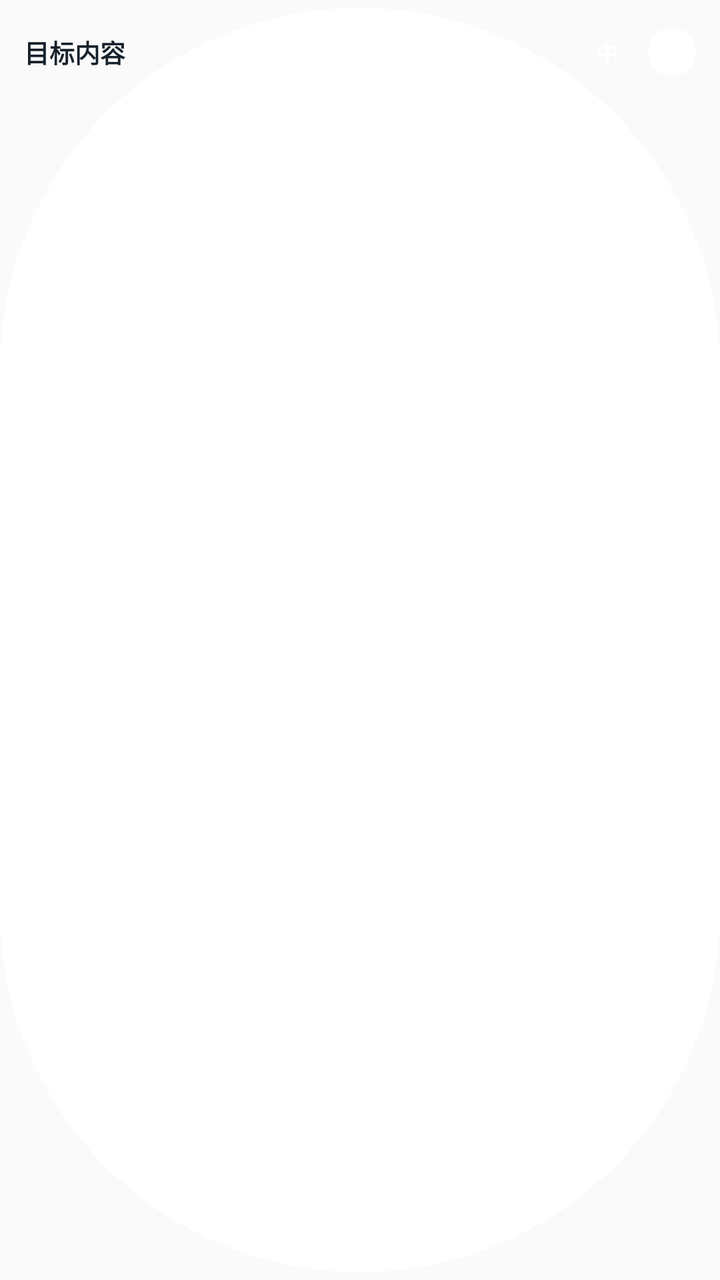
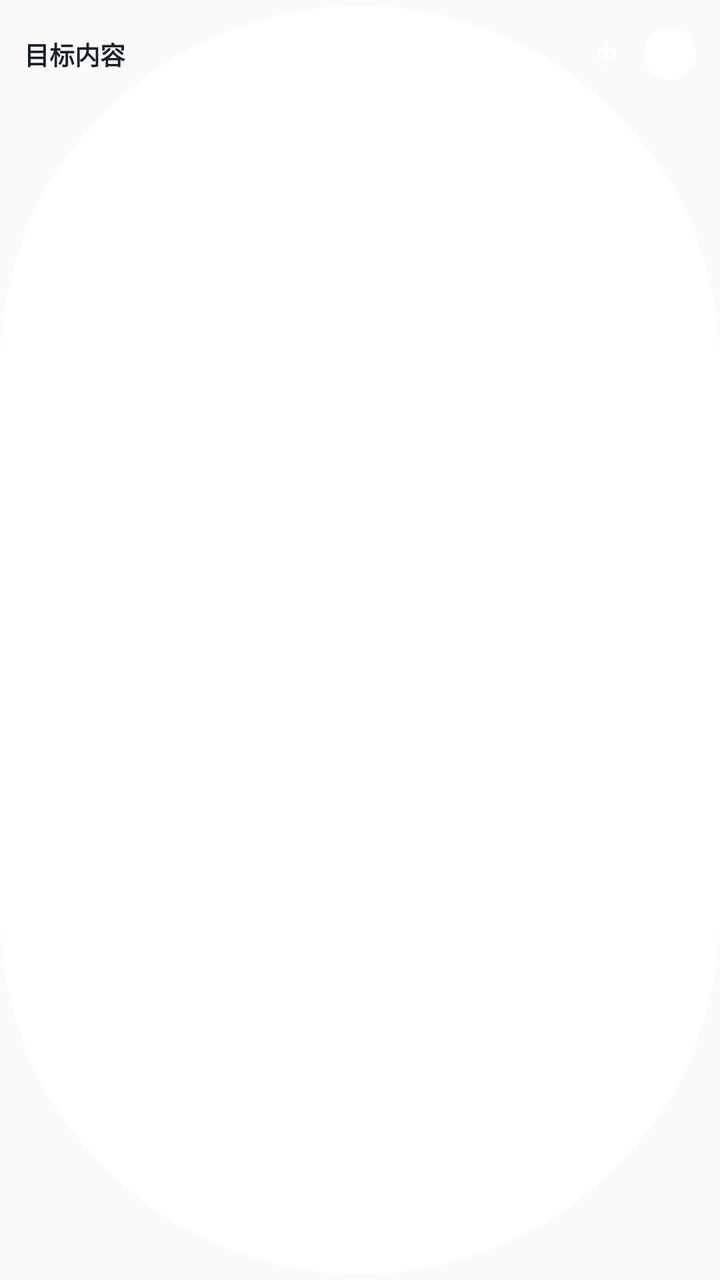

Before-and-after screenshots of an Android layout around one commit, followed by the original layout XML and the change that was made.
<!-- AndroidManifest.xml: application theme AppTheme -->
<!-- res/layout/controler_widget_goal_collection_item.xml -->
<?xml version="1.0" encoding="utf-8"?>
<FrameLayout xmlns:android="http://schemas.android.com/apk/res/android"
    android:id="@+id/widget_collection_item_root"
    android:layout_width="match_parent"
    android:layout_height="wrap_content"
    android:minHeight="44dp"
    android:paddingTop="4dp"
    android:paddingBottom="4dp">

    <ImageView
        android:id="@+id/widget_collection_item_background"
        android:layout_width="match_parent"
        android:layout_height="match_parent"
        android:adjustViewBounds="false"
        android:contentDescription="@null"
        android:scaleType="fitXY"
        android:src="@drawable/controler_widget_tintable_pill_fill" />

    <ImageView
        android:id="@+id/widget_collection_item_outline"
        android:layout_width="match_parent"
        android:layout_height="match_parent"
        android:adjustViewBounds="false"
        android:contentDescription="@null"
        android:scaleType="fitXY"
        android:src="@drawable/controler_widget_tintable_pill_stroke" />

    <LinearLayout
        android:layout_width="match_parent"
        android:layout_height="wrap_content"
        android:gravity="center_vertical"
        android:minHeight="44dp"
        android:orientation="horizontal"
        android:paddingLeft="12dp"
        android:paddingTop="8dp"
        android:paddingRight="12dp"
        android:paddingBottom="8dp">

        <View
            android:id="@+id/widget_collection_item_accent"
            android:layout_width="0dp"
            android:layout_height="0dp"
            android:background="#8ED6A4"
            android:visibility="gone" />

        <TextView
            android:id="@+id/widget_collection_item_title"
            android:layout_width="0dp"
            android:layout_height="wrap_content"
            android:layout_weight="1"
            android:ellipsize="end"
            android:gravity="center_vertical"
            android:includeFontPadding="false"
            android:maxLines="1"
            android:text="目标内容"
            android:textColor="#17212B"
            android:textSize="12.5sp"
            android:textStyle="bold" />

        <LinearLayout
            android:id="@+id/widget_collection_item_goal_trailing"
            android:layout_width="wrap_content"
            android:layout_height="wrap_content"
            android:layout_marginStart="10dp"
            android:gravity="center_vertical"
            android:orientation="horizontal">

            <FrameLayout
                android:id="@+id/widget_collection_item_goal_badge"
                android:layout_width="wrap_content"
                android:layout_height="wrap_content"
                android:layout_marginEnd="8dp">

                <ImageView
                    android:id="@+id/widget_collection_item_goal_badge_background"
                    android:layout_width="match_parent"
                    android:layout_height="match_parent"
                    android:adjustViewBounds="false"
                    android:contentDescription="@null"
                    android:scaleType="fitXY"
                    android:src="@drawable/controler_widget_tintable_pill_fill" />

                <TextView
                    android:id="@+id/widget_collection_item_goal_badge_text"
                    android:layout_width="wrap_content"
                    android:layout_height="wrap_content"
                    android:layout_gravity="center"
                    android:gravity="center"
                    android:includeFontPadding="false"
                    android:minWidth="24dp"
                    android:paddingLeft="7dp"
                    android:paddingTop="3dp"
                    android:paddingRight="7dp"
                    android:paddingBottom="3dp"
                    android:text="中"
                    android:textColor="#FFFFFF"
                    android:textSize="11sp"
                    android:textStyle="bold" />
            </FrameLayout>

            <FrameLayout
                android:id="@+id/widget_collection_item_goal_toggle"
                android:layout_width="24dp"
                android:layout_height="24dp">

                <ImageView
                    android:id="@+id/widget_collection_item_goal_toggle_fill"
                    android:layout_width="match_parent"
                    android:layout_height="match_parent"
                    android:adjustViewBounds="false"
                    android:contentDescription="@null"
                    android:scaleType="fitXY"
                    android:src="@drawable/controler_widget_tintable_pill_fill" />

                <ImageView
                    android:id="@+id/widget_collection_item_goal_toggle_outline"
                    android:layout_width="match_parent"
                    android:layout_height="match_parent"
                    android:adjustViewBounds="false"
                    android:contentDescription="@null"
                    android:scaleType="fitXY"
                    android:src="@drawable/controler_widget_tintable_pill_stroke" />

                <TextView
                    android:id="@+id/widget_collection_item_goal_toggle_text"
                    android:layout_width="wrap_content"
                    android:layout_height="wrap_content"
                    android:layout_gravity="center"
                    android:gravity="center"
                    android:includeFontPadding="false"
                    android:text=""
                    android:textColor="#FFFFFF"
                    android:textSize="13sp"
                    android:textStyle="bold" />
            </FrameLayout>
        </LinearLayout>

        <TextView
            android:id="@+id/widget_collection_item_meta"
            android:layout_width="0dp"
            android:layout_height="0dp"
            android:visibility="gone" />

        <TextView
            android:id="@+id/widget_collection_item_action"
            android:layout_width="0dp"
            android:layout_height="0dp"
            android:visibility="gone" />
    </LinearLayout>
</FrameLayout>
<!-- resources referenced by this layout -->
<resources>
  <!-- drawable controler_widget_tintable_pill_fill (drawable) -->
  <?xml version="1.0" encoding="utf-8"?>
  <shape xmlns:android="http://schemas.android.com/apk/res/android"
      android:shape="rectangle">
      <solid android:color="#FFFFFFFF" />
      <corners android:radius="999dp" />
  </shape>
  <!-- drawable controler_widget_tintable_pill_stroke (drawable) -->
  <?xml version="1.0" encoding="utf-8"?>
  <shape xmlns:android="http://schemas.android.com/apk/res/android"
      android:shape="rectangle">
      <solid android:color="#00FFFFFF" />
      <corners android:radius="999dp" />
      <stroke
          android:width="1dp"
          android:color="#FFFFFFFF" />
  </shape>
  <style name="AppTheme" parent="Theme.AppCompat.DayNight.NoActionBar">
          
          <item name="android:editTextBackground">@drawable/rn_edit_text_material</item>
      </style>
  <!-- drawable rn_edit_text_material (drawable) -->
  <?xml version="1.0" encoding="utf-8"?>
  <inset xmlns:android="http://schemas.android.com/apk/res/android"
         android:insetLeft="@dimen/abc_edit_text_inset_horizontal_material"
         android:insetRight="@dimen/abc_edit_text_inset_horizontal_material"
         android:insetTop="@dimen/abc_edit_text_inset_top_material"
         android:insetBottom="@dimen/abc_edit_text_inset_bottom_material">
  
      <selector>
          
          <item android:state_enabled="false" android:drawable="@drawable/abc_textfield_default_mtrl_alpha"/>
          <item android:drawable="@drawable/abc_textfield_activated_mtrl_alpha"/>
      </selector>
  
  </inset>
</resources>

<!-- the commit's change to res/layout/controler_widget_goal_collection_item.xml (unified diff, before → after) -->
@@ -3,9 +3,9 @@
     android:id="@+id/widget_collection_item_root"
     android:layout_width="match_parent"
     android:layout_height="wrap_content"
-    android:minHeight="44dp"
-    android:paddingTop="4dp"
-    android:paddingBottom="4dp">
+    android:minHeight="48dp"
+    android:paddingTop="3dp"
+    android:paddingBottom="3dp">
 
     <ImageView
         android:id="@+id/widget_collection_item_background"
@@ -29,12 +29,12 @@
         android:layout_width="match_parent"
         android:layout_height="wrap_content"
         android:gravity="center_vertical"
-        android:minHeight="44dp"
+        android:minHeight="48dp"
         android:orientation="horizontal"
         android:paddingLeft="12dp"
-        android:paddingTop="8dp"
+        android:paddingTop="9dp"
         android:paddingRight="12dp"
-        android:paddingBottom="8dp">
+        android:paddingBottom="9dp">
 
         <View
             android:id="@+id/widget_collection_item_accent"
@@ -87,11 +87,11 @@
                     android:layout_gravity="center"
                     android:gravity="center"
                     android:includeFontPadding="false"
-                    android:minWidth="24dp"
-                    android:paddingLeft="7dp"
-                    android:paddingTop="3dp"
-                    android:paddingRight="7dp"
-                    android:paddingBottom="3dp"
+                    android:minWidth="22dp"
+                    android:paddingLeft="5dp"
+                    android:paddingTop="2dp"
+                    android:paddingRight="5dp"
+                    android:paddingBottom="2dp"
                     android:text="中"
                     android:textColor="#FFFFFF"
                     android:textSize="11sp"
@@ -100,8 +100,8 @@
 
             <FrameLayout
                 android:id="@+id/widget_collection_item_goal_toggle"
-                android:layout_width="24dp"
-                android:layout_height="24dp">
+                android:layout_width="26dp"
+                android:layout_height="26dp">
 
                 <ImageView
                     android:id="@+id/widget_collection_item_goal_toggle_fill"
